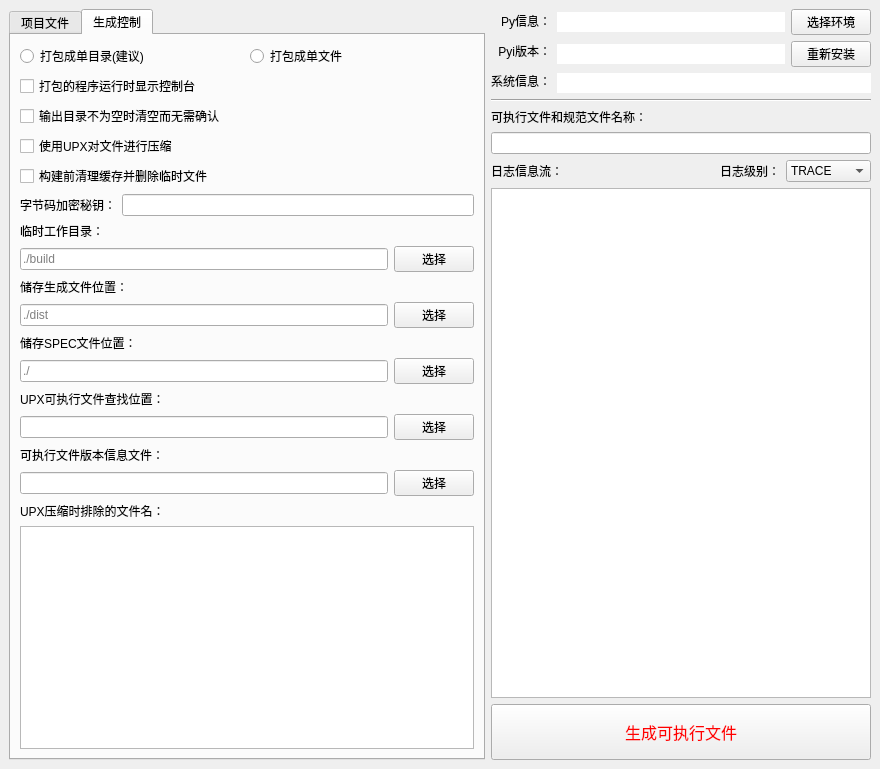
Qt form interface/PyInstallerTool.ui (hrpzcf/AwesomePyKit) before a commit.
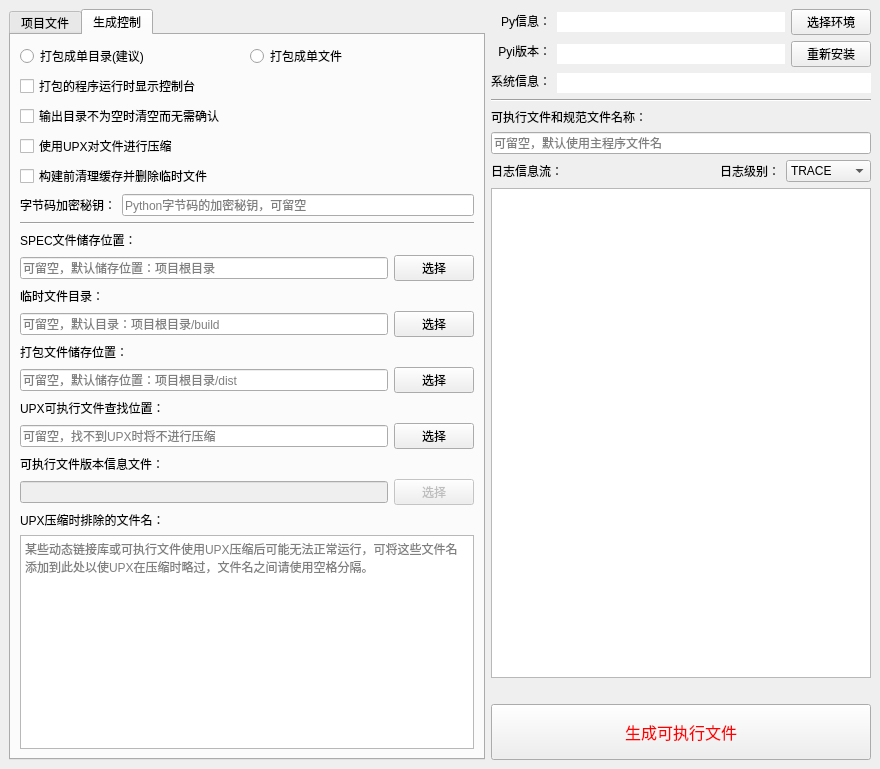
The same form after that commit. The open tabs and pages were chosen to show the change.

Commit message: fix: 删除选择项目根目录按钮，项目根目录改为不可编辑

```diff
--- a/interface/PyInstallerTool.ui
+++ b/interface/PyInstallerTool.ui
@@ -22,7 +22,7 @@
    <string>程序打包工具</string>
   </property>
   <widget class="QWidget" name="centralwidget">
-   <layout class="QVBoxLayout" name="verticalLayout_21">
+   <layout class="QHBoxLayout" name="horizontalLayout_19">
     <item>
      <layout class="QHBoxLayout" name="horizontalLayout_18" stretch="5,4">
       <item>
@@ -76,7 +76,7 @@
                </widget>
               </item>
               <item>
-               <layout class="QHBoxLayout" name="horizontalLayout_4">
+               <layout class="QHBoxLayout" name="horizontalLayout_3">
                 <item>
                  <widget class="QLineEdit" name="le_project_root_old">
                   <property name="contextMenuPolicy">
@@ -281,16 +281,58 @@
                 <property name="contextMenuPolicy">
                  <enum>Qt::NoContextMenu</enum>
                 </property>
+                <property name="placeholderText">
+                 <string>Python字节码的加密秘钥，可留空</string>
+                </property>
                </widget>
               </item>
              </layout>
             </item>
+            <item>
+             <widget class="Line" name="line_4">
+              <property name="orientation">
+               <enum>Qt::Horizontal</enum>
+              </property>
+             </widget>
+            </item>
             <item>
              <layout class="QVBoxLayout" name="verticalLayout_11">
+              <item>
+               <layout class="QVBoxLayout" name="verticalLayout_15">
+                <item>
+                 <widget class="QLabel" name="label_17">
+                  <property name="text">
+                   <string>SPEC文件储存位置：</string>
+                  </property>
+                 </widget>
+                </item>
+                <item>
+                 <layout class="QHBoxLayout" name="horizontalLayout_16">
+                  <item>
+                   <widget class="QLineEdit" name="le_spec_dir">
+                    <property name="contextMenuPolicy">
+                     <enum>Qt::NoContextMenu</enum>
+                    </property>
+                    <property name="placeholderText">
+                     <string>可留空，默认储存位置：项目根目录</string>
+                    </property>
+                   </widget>
+                  </item>
+                  <item>
+                   <widget class="QPushButton" name="pb_select_spec_dir">
+                    <property name="text">
+                     <string>选择</string>
+                    </property>
+                   </widget>
+                  </item>
+                 </layout>
+                </item>
+               </layout>
+              </item>
               <item>
                <widget class="QLabel" name="label_10">
                 <property name="text">
-                 <string>临时工作目录：</string>
+                 <string>临时文件目录：</string>
                 </property>
                </widget>
               </item>
@@ -302,7 +344,7 @@
                    <enum>Qt::NoContextMenu</enum>
                   </property>
                   <property name="placeholderText">
-                   <string>./build</string>
+                   <string>可留空，默认目录：项目根目录/build</string>
                   </property>
                  </widget>
                 </item>
@@ -322,7 +364,7 @@
               <item>
                <widget class="QLabel" name="label_8">
                 <property name="text">
-                 <string>储存生成文件位置：</string>
+                 <string>打包文件储存位置：</string>
                 </property>
                </widget>
               </item>
@@ -334,7 +376,7 @@
                    <enum>Qt::NoContextMenu</enum>
                   </property>
                   <property name="placeholderText">
-                   <string>./dist</string>
+                   <string>可留空，默认储存位置：项目根目录/dist</string>
                   </property>
                  </widget>
                 </item>
@@ -349,38 +391,6 @@
               </item>
              </layout>
             </item>
-            <item>
-             <layout class="QVBoxLayout" name="verticalLayout_15">
-              <item>
-               <widget class="QLabel" name="label_17">
-                <property name="text">
-                 <string>储存SPEC文件位置：</string>
-                </property>
-               </widget>
-              </item>
-              <item>
-               <layout class="QHBoxLayout" name="horizontalLayout_16">
-                <item>
-                 <widget class="QLineEdit" name="le_spec_dir">
-                  <property name="contextMenuPolicy">
-                   <enum>Qt::NoContextMenu</enum>
-                  </property>
-                  <property name="placeholderText">
-                   <string>./</string>
-                  </property>
-                 </widget>
-                </item>
-                <item>
-                 <widget class="QPushButton" name="pb_select_spec_dir">
-                  <property name="text">
-                   <string>选择</string>
-                  </property>
-                 </widget>
-                </item>
-               </layout>
-              </item>
-             </layout>
-            </item>
             <item>
              <layout class="QVBoxLayout" name="verticalLayout_10">
               <item>
@@ -397,6 +407,9 @@
                   <property name="contextMenuPolicy">
                    <enum>Qt::NoContextMenu</enum>
                   </property>
+                  <property name="placeholderText">
+                   <string>可留空，找不到UPX时将不进行压缩</string>
+                  </property>
                  </widget>
                 </item>
                 <item>
@@ -424,14 +437,23 @@
                 <item>
                  <layout class="QHBoxLayout" name="horizontalLayout_10">
                   <item>
-                   <widget class="QLineEdit" name="le_version_file_old">
+                   <widget class="QLineEdit" name="le_version_file">
+                    <property name="enabled">
+                     <bool>false</bool>
+                    </property>
                     <property name="contextMenuPolicy">
                      <enum>Qt::NoContextMenu</enum>
                     </property>
                    </widget>
                   </item>
                   <item>
-                   <widget class="QPushButton" name="pb_version_file">
+                   <widget class="QPushButton" name="pb_select_version_file">
+                    <property name="enabled">
+                     <bool>false</bool>
+                    </property>
+                    <property name="toolTip">
+                     <string>功能暂未完成。</string>
+                    </property>
                     <property name="text">
                      <string>选择</string>
                     </property>
@@ -453,6 +475,12 @@
                 <property name="contextMenuPolicy">
                  <enum>Qt::NoContextMenu</enum>
                 </property>
+                <property name="acceptDrops">
+                 <bool>false</bool>
+                </property>
+                <property name="placeholderText">
+                 <string>某些动态链接库或可执行文件使用UPX压缩后可能无法正常运行，可将这些文件名添加到此处以使UPX在压缩时略过，文件名之间请使用空格分隔。</string>
+                </property>
                </widget>
               </item>
              </layout>
@@ -598,6 +626,9 @@
             <property name="contextMenuPolicy">
              <enum>Qt::NoContextMenu</enum>
             </property>
+            <property name="placeholderText">
+             <string>可留空，默认使用主程序文件名</string>
+            </property>
            </widget>
           </item>
          </layout>
@@ -678,6 +709,24 @@
           </item>
          </layout>
         </item>
+        <item>
+         <layout class="QHBoxLayout" name="horizontalLayout_4" stretch="1,3">
+          <item>
+           <widget class="QLabel" name="lb_running_gif">
+            <property name="text">
+             <string/>
+            </property>
+           </widget>
+          </item>
+          <item>
+           <widget class="QLabel" name="lb_running_tip">
+            <property name="text">
+             <string/>
+            </property>
+           </widget>
+          </item>
+         </layout>
+        </item>
         <item>
          <widget class="QPushButton" name="pb_gen_executable">
           <property name="minimumSize">
```
Left out of the diff: 43 changed lines with no effect on the pictures. The commit also changes 1 other file.
